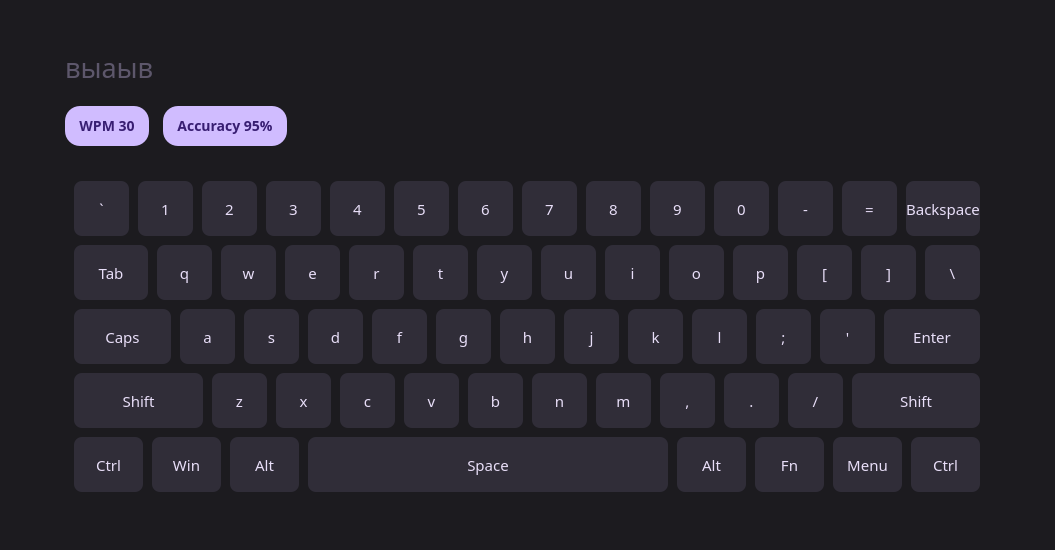
Old version of the form design.ui in the repository yosheeeee/UltraType.
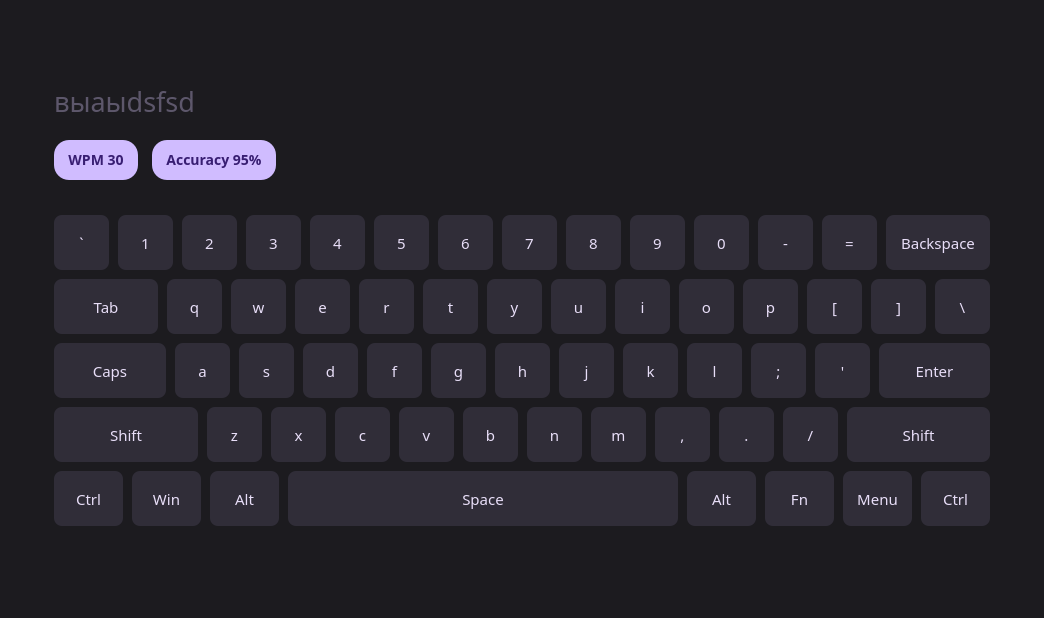
New version of the form. Custom widgets are drawn as their Qt base class.

```diff
--- a/design.ui
+++ b/design.ui
@@ -6,8 +6,8 @@
    <rect>
     <x>0</x>
     <y>0</y>
-    <width>1055</width>
-    <height>546</height>
+    <width>1044</width>
+    <height>618</height>
    </rect>
   </property>
   <property name="minimumSize">
@@ -71,6 +71,12 @@
         <verstretch>0</verstretch>
        </sizepolicy>
       </property>
+      <property name="minimumSize">
+       <size>
+        <width>936</width>
+        <height>0</height>
+       </size>
+      </property>
       <property name="maximumSize">
        <size>
         <width>936</width>
@@ -111,14 +117,18 @@
 background: transparent;
 font-size: 20pt;
 color:  #5D576B;
-font-weight: 400;</string>
+font-weight: 400;
+font-family: Roboto Mono;</string>
            </property>
            <property name="text">
-            <string>выаыв</string>
+            <string>&lt;html&gt;&lt;head/&gt;&lt;body&gt;&lt;p&gt;&lt;span&gt;выаыdsfsd&lt;/span&gt;&lt;/p&gt;&lt;/body&gt;&lt;/html&gt;</string>
            </property>
            <property name="alignment">
             <set>Qt::AlignBottom|Qt::AlignLeading|Qt::AlignLeft</set>
            </property>
+           <property name="wordWrap">
+            <bool>true</bool>
+           </property>
           </widget>
          </item>
          <item>
@@ -226,6 +236,12 @@
           <property name="spacing">
            <number>9</number>
           </property>
+          <property name="leftMargin">
+           <number>0</number>
+          </property>
+          <property name="rightMargin">
+           <number>0</number>
+          </property>
           <item>
            <layout class="QHBoxLayout" name="horizontalLayout_8">
             <property name="spacing">
```
Left out of the diff: 6 changed lines with no effect on the pictures.
